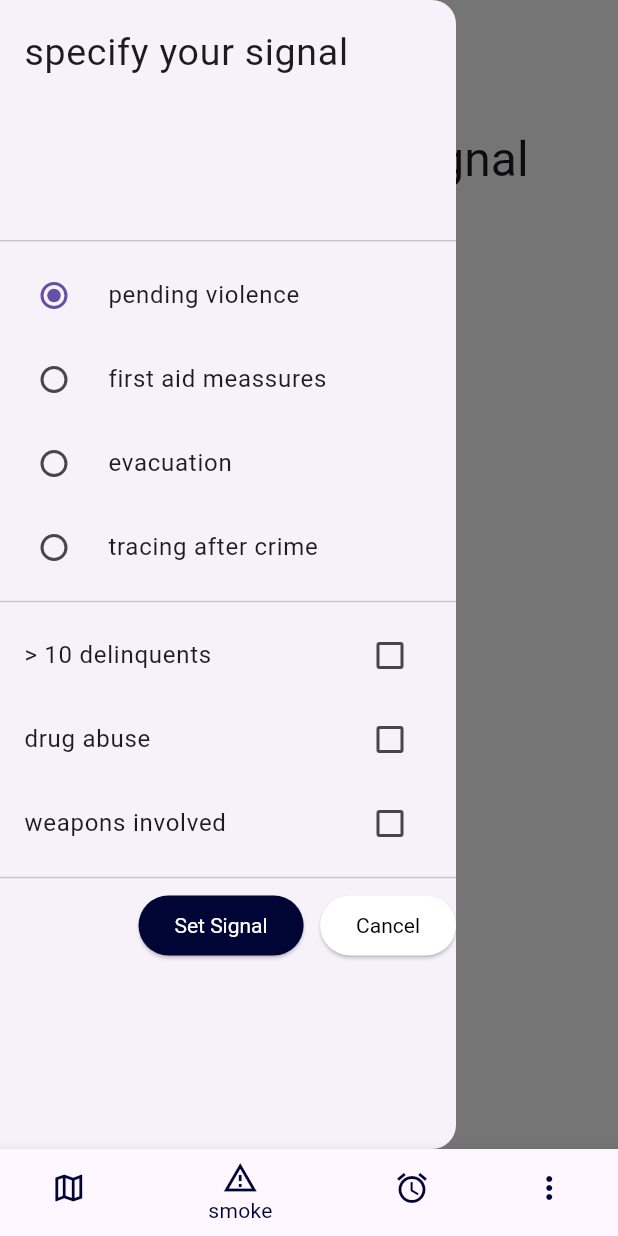
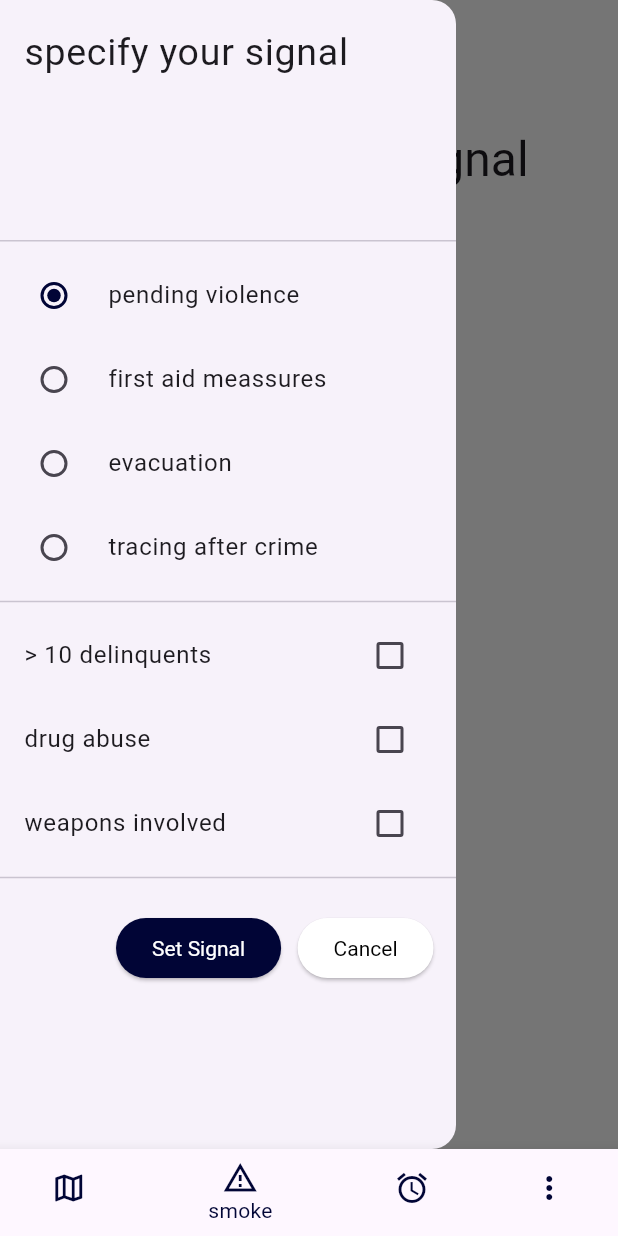
Before and after one commit to RaphaelBirkl1991/ForHelpersApp, a Flutter app: the screen it shows after launch, item 2 of the bottom bar chosen, in the side drawer, after a tap on "pending violence", on a phone screen of 412 x 824 dp. Run offline on Flutter 3.47's test engine with Material 3 defaults, Android fonts, the phone set to English and light mode, and no system bars.

Commit message:
drawer improved - btn disabled / enabled

```diff
--- a/lib/application/services/provide_smoke_drawer.dart
+++ b/lib/application/services/provide_smoke_drawer.dart
@@ -1,4 +1,5 @@
 import 'package:flutter/material.dart';
+import 'package:p12_basic_widgets/domain/enums/enum_smoke_specification.dart';
 
 class DrawerSmokeScreen extends StatefulWidget {
   const DrawerSmokeScreen({super.key});
@@ -9,9 +10,17 @@ class DrawerSmokeScreen extends StatefulWidget {
 
 class _DrawerSmokeScreenState extends State<DrawerSmokeScreen> {
   int selectedValue = -1;
+  SmokeSpecification? specification;
   bool isDelinquentsChecked = false;
   bool isDrugAbuseChecked = false;
   bool isWeaponsInvolvedChecked = false;
+  late MaterialStatesController buttonStatesController;
+
+  @override
+  void initState() {
+    super.initState();
+    buttonStatesController = MaterialStatesController();
+  }
 
   @override
   Widget build(BuildContext context) {
@@ -27,51 +36,61 @@ class _DrawerSmokeScreenState extends State<DrawerSmokeScreen> {
           ),
           RadioListTile<int>(
               title: const Text("pending violence"),
+              activeColor: Theme.of(context).primaryColor,
               value: 1,
               groupValue: selectedValue,
               onChanged: (value) {
                 if (value != null) {
                   setState(() {
                     selectedValue = value;
+
+                    specification = SmokeSpecification.pending_violence;
                   });
                 }
               }),
           RadioListTile<int>(
               title: const Text("first aid meassures"),
+              activeColor: Theme.of(context).primaryColor,
               value: 2,
               groupValue: selectedValue,
               onChanged: (value) {
                 if (value != null) {
                   setState(() {
                     selectedValue = value;
+                    specification = SmokeSpecification.first_aid;
                   });
                 }
               }),
           RadioListTile<int>(
               title: const Text("evacuation"),
+              activeColor: Theme.of(context).primaryColor,
               value: 3,
               groupValue: selectedValue,
               onChanged: (value) {
                 if (value != null) {
                   setState(() {
                     selectedValue = value;
+                    specification = SmokeSpecification.evacuation;
                   });
                 }
               }),
           RadioListTile<int>(
               title: const Text("tracing after crime"),
+              activeColor: Theme.of(context).primaryColor,
               value: 4,
               groupValue: selectedValue,
               onChanged: (value) {
                 if (value != null) {
                   setState(() {
                     selectedValue = value;
+                    specification = SmokeSpecification.tracing;
                   });
                 }
               }),
           const Divider(),
           CheckboxListTile(
             title: const Text('> 10 delinquents'),
+            activeColor: Theme.of(context).primaryColor,
             value: isDelinquentsChecked,
             onChanged: (value) {
               setState(() {
@@ -81,6 +100,7 @@ class _DrawerSmokeScreenState extends State<DrawerSmokeScreen> {
           ),
           CheckboxListTile(
             title: const Text('drug abuse'),
+            activeColor: Theme.of(context).primaryColor,
             value: isDrugAbuseChecked,
             onChanged: (value) {
               setState(() {
@@ -90,6 +110,7 @@ class _DrawerSmokeScreenState extends State<DrawerSmokeScreen> {
           ),
           CheckboxListTile(
             title: const Text('weapons involved'),
+            activeColor: Theme.of(context).primaryColor,
             value: isWeaponsInvolvedChecked,
             onChanged: (value) {
               setState(() {
@@ -98,18 +119,40 @@ class _DrawerSmokeScreenState extends State<DrawerSmokeScreen> {
             },
           ),
           const Divider(),
+          const SizedBox(height: 15),
           Row(
             children: [
               const Spacer(),
               ElevatedButton(
-                  onPressed: () {},
-                  child: const Text(
-                    "Set Signal",
-                    style: TextStyle(color: Colors.white),
-                  )),
+                onPressed: isSpecificationSelected(specification)
+                    ? () {
+                        print("btn klicked");
+                      }
+                    : null,
+                style: ButtonStyle(
+                  backgroundColor: MaterialStateProperty.resolveWith<Color>(
+                    (states) {
+                      if (states.contains(MaterialState.disabled)) {
+                        return Colors.grey;
+                      }
+                      return Theme.of(context).primaryColor;
+                    },
+                  ),
+                ),
+                child: const Text(
+                  "Set Signal",
+                  style: TextStyle(color: Colors.white),
+                ),
+              ),
+              // child: const Text(
+              //   "Set Signal",
+              //   style: ButtonStyle(),
+              //   TextStyle(color: Colors.white),
+              // )),
               const SizedBox(width: 11),
               ElevatedButton(
                 onPressed: () {
+                  selectedValue = -1;
                   Navigator.pop(context);
                 },
                 style: ButtonStyle(
@@ -119,10 +162,19 @@ class _DrawerSmokeScreenState extends State<DrawerSmokeScreen> {
                 child:
                     const Text("Cancel", style: TextStyle(color: Colors.black)),
               ),
+              const SizedBox(width: 15),
             ],
           )
         ],
       ),
     );
   }
+
+  static bool isSpecificationSelected(SmokeSpecification? specification) {
+    if (specification != null) {
+      return true;
+    } else {
+      return false;
+    }
+  }
 }
--- /dev/null
+++ b/lib/application/services/signal_service.dart
@@ -0,0 +1,3 @@
+class SignalService {
+  Future<void> createSmokeSign() async {}
+}
--- a/lib/config/app_theme.dart
+++ b/lib/config/app_theme.dart
@@ -7,6 +7,14 @@ class AppTheme {
       displayMedium: TextStyle(fontSize: 25, fontWeight: FontWeight.normal),
       bodyMedium: TextStyle(fontSize: 18, fontWeight: FontWeight.normal),
     ),
+    tabBarTheme: TabBarTheme(
+        indicatorColor: Colors.green,
+        labelColor: Colors.green,
+        //     indicatorColor: Color(int.parse("0xFF010536")),
+        //   labelColor: Color(int.parse("0xFF010536")),
+        indicator: BoxDecoration(
+          color: Color(int.parse("0xFF010536")),
+        )),
     primaryColor: Color(int.parse("0xFF010536")),
     hintColor: Colors.white,
     elevatedButtonTheme: ElevatedButtonThemeData(
--- a/lib/presentation/tabbar_screen.dart
+++ b/lib/presentation/tabbar_screen.dart
@@ -26,11 +26,13 @@ class TabBarExample extends StatelessWidget {
       child: Scaffold(
         appBar: AppBar(
           bottom: TabBar(
+            labelStyle: TextStyle(color: Theme.of(context).primaryColor),
+            labelColor: Theme.of(context).primaryColor,
+            unselectedLabelColor: Colors.black,
             indicatorColor: Theme.of(context).primaryColor,
             automaticIndicatorColorAdjustment: true,
             indicatorWeight: 2,
             dividerColor: Colors.grey,
-            labelColor: Theme.of(context).primaryColor,
             tabs: const <Widget>[
               Tab(
                 text: "Settings",
```
